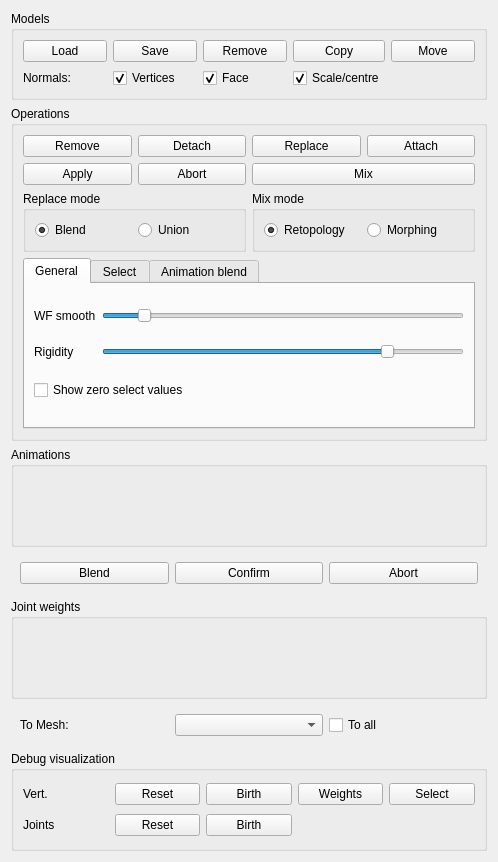
The window that widgets/skinmixer_manager.ui (stefanonuvoli/skinmixer) describes before a commit, drawn with Qt 5.
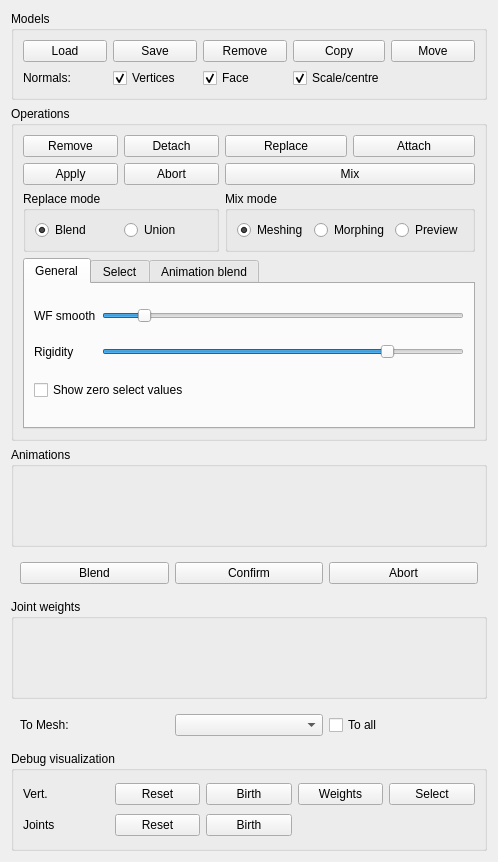
The same window after the commit. The open tabs and pages were chosen to show the change.

```diff
--- a/widgets/skinmixer_manager.ui
+++ b/widgets/skinmixer_manager.ui
@@ -129,7 +129,7 @@
          <item>
           <widget class="QRadioButton" name="mixModeRetopologyRadioBox">
            <property name="text">
-            <string>Retopology</string>
+            <string>Meshing</string>
            </property>
            <property name="checked">
             <bool>true</bool>
@@ -143,6 +143,13 @@
            </property>
           </widget>
          </item>
+         <item>
+          <widget class="QRadioButton" name="mixModePreviewRadioBox">
+           <property name="text">
+            <string>Preview</string>
+           </property>
+          </widget>
+         </item>
         </layout>
        </widget>
       </item>
```
Left out of the diff: 4 changed lines with no effect on the pictures.
